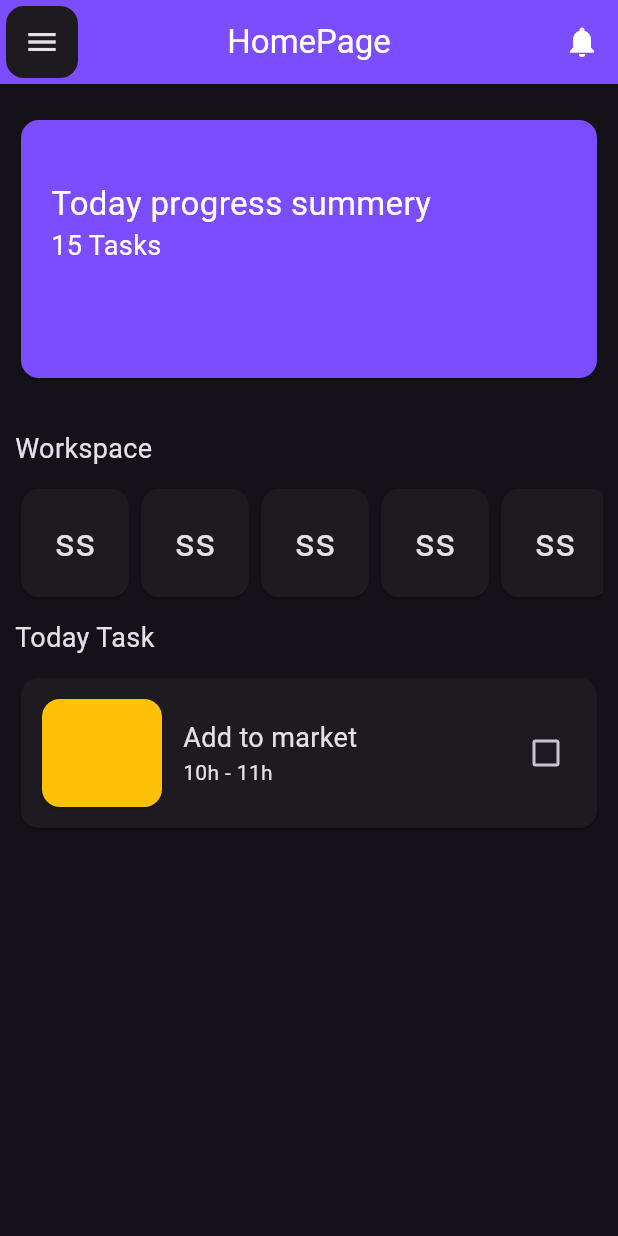
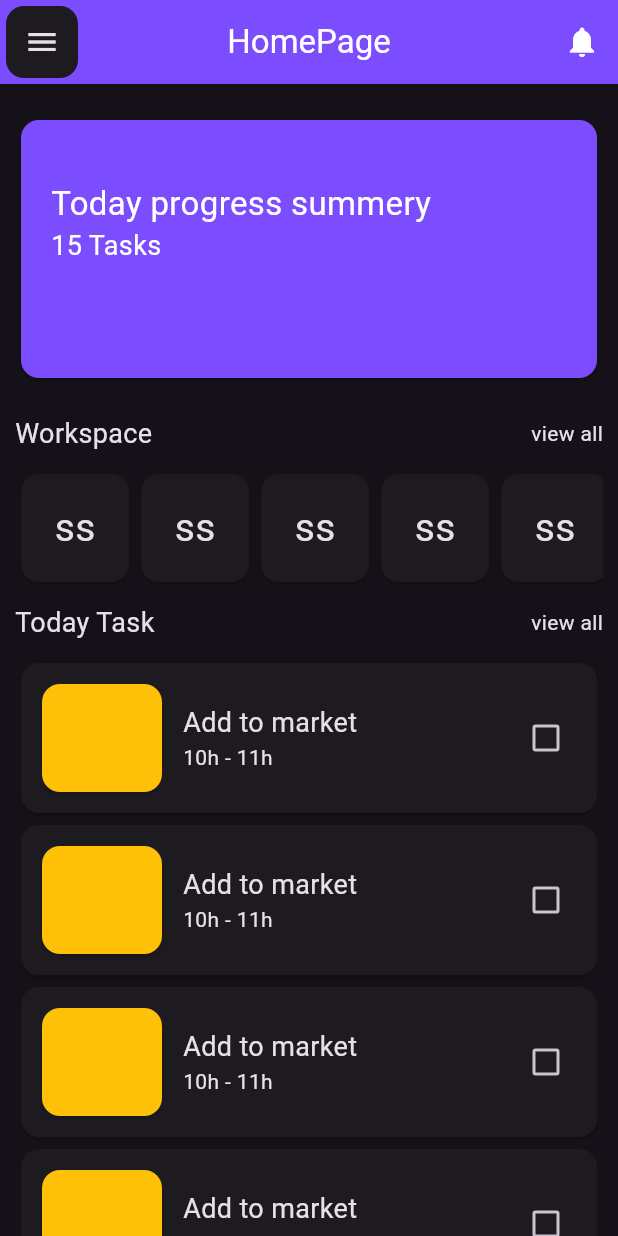
Before and after one commit to zgeniuscoders/schedulers-flutter, a Flutter app: the screen it shows after launch, on a phone screen of 412 x 824 dp. Run offline on Flutter 3.47's test engine with Material 3 defaults, Android fonts, the phone set to English and light mode, and no system bars.

Commit message:
end homePage

```diff
--- a/lib/main.dart
+++ b/lib/main.dart
@@ -55,22 +55,25 @@ class _HomeScreenState extends State<HomeScreen> {
           ),
         ],
       ),
-      body: Column(
+
+      body: SingleChildScrollView(
+        child: Column(
           crossAxisAlignment: CrossAxisAlignment.start,
           children: [
+            // banner
             Container(
-            margin: const EdgeInsets.symmetric(vertical: 20, horizontal: 10),
+              margin: const EdgeInsets.only(top: 20,left: 10,right: 10,bottom: 10),
               width: MediaQuery.of(context).size.width,
               height: 180,
-            child: const Card(
+              child: Card(
                 color: Colors.deepPurpleAccent,
                 child: Column(
                   crossAxisAlignment: CrossAxisAlignment.start,
                   children: [
-                  Padding(
+                    Container(
                         padding:
-                          EdgeInsets.symmetric(vertical: 40, horizontal: 20),
-                      child: Column(
+                            const EdgeInsets.symmetric(vertical: 40, horizontal: 20),
+                        child: const Column(
                           crossAxisAlignment: CrossAxisAlignment.start,
                           children: [
                             Text(
@@ -87,165 +90,79 @@ class _HomeScreenState extends State<HomeScreen> {
                 ),
               ),
             ),
-          const Padding(
-            padding: EdgeInsets.symmetric(vertical: 10, horizontal: 10),
-            child: Text(
+            // workspace section
+            Container(
+              padding: const EdgeInsets.all(10),
+              child: Row(
+                children: [
+                  const Text(
                     "Workspace",
                     style: TextStyle(fontSize: 18),
                   ),
+                  const Spacer(),
+                  GestureDetector(
+                    child: const Text("view all",),
+                    onTap: () => {
+                      print("tap")
+                    },
+                  ),
+                ],
+              )
             ),
             Container(
               margin: const EdgeInsets.symmetric(horizontal: 10),
-            child: const SingleChildScrollView(
+              child: SingleChildScrollView(
                 scrollDirection: Axis.horizontal,
                 child: Row(
                   children: [
-                  SizedBox(
-                    width: 80,
-                    height: 80,
-                    child: Card(
-                      child: Center(
-                        child: Text(
-                          "ss",
-                          style: TextStyle(fontSize: 26),
+                    WorkspaceItem(context),
+                    WorkspaceItem(context),
+                    WorkspaceItem(context),
+                    WorkspaceItem(context),
+                    WorkspaceItem(context),
+                  ],
                 ),
               ),
             ),
+            // task section
+            Container(
+                margin: const EdgeInsets.all(10),
+                child: Row(
+                  children: [
+                    const Text(
+                      "Today Task",
+                      style: TextStyle(fontSize: 18),
                     ),
-                  SizedBox(
-                    width: 80,
-                    height: 80,
-                    child: Card(
-                      child: Center(
-                        child: Text(
-                          "ss",
-                          style: TextStyle(fontSize: 26),
+                    const Spacer(),
+                    GestureDetector(
+                      child: const Text("view all",),
+                      onTap: () => {
+                        print("tap")
+                      },
                     ),
-                      ),
-                    ),
-                  ),
-                  SizedBox(
-                    width: 80,
-                    height: 80,
-                    child: Card(
-                      child: Center(
-                        child: Text(
-                          "ss",
-                          style: TextStyle(fontSize: 26),
-                        ),
-                      ),
-                    ),
-                  ),
-                  SizedBox(
-                    width: 80,
-                    height: 80,
-                    child: Card(
-                      child: Center(
-                        child: Text(
-                          "ss",
-                          style: TextStyle(fontSize: 26),
-                        ),
-                      ),
-                    ),
-                  ),
-                  SizedBox(
-                    width: 80,
-                    height: 80,
-                    child: Card(
-                      child: Center(
-                        child: Text(
-                          "ss",
-                          style: TextStyle(fontSize: 26),
-                        ),
-                      ),
-                    ),
-                  ),
-                  SizedBox(
-                    width: 80,
-                    height: 80,
-                    child: Card(
-                      child: Center(
-                        child: Text(
-                          "ss",
-                          style: TextStyle(fontSize: 26),
-                        ),
-                      ),
-                    ),
-                  ),
-                  SizedBox(
-                    width: 80,
-                    height: 80,
-                    child: Card(
-                      child: Center(
-                        child: Text(
-                          "ss",
-                          style: TextStyle(fontSize: 26),
-                        ),
-                      ),
-                    ),
-                  ),
-                  SizedBox(
-                    width: 80,
-                    height: 80,
-                    child: Card(
-                      child: Center(
-                        child: Text(
-                          "ss",
-                          style: TextStyle(fontSize: 26),
-                        ),
-                      ),
-                    ),
-                  ),
-                  SizedBox(
-                    width: 80,
-                    height: 80,
-                    child: Card(
-                      child: Center(
-                        child: Text(
-                          "ss",
-                          style: TextStyle(fontSize: 26),
-                        ),
-                      ),
-                    ),
-                  ),
-                  SizedBox(
-                    width: 80,
-                    height: 80,
-                    child: Card(
-                      child: Center(
-                        child: Text(
-                          "ss",
-                          style: TextStyle(fontSize: 26),
-                        ),
-                      ),
+                  ],
+                )),
+            Container(
+              margin: const EdgeInsets.symmetric(horizontal: 10),
+              child: Column(
+                children: [
+                  TaskItem(context),
+                  TaskItem(context),
+                  TaskItem(context),
+                  TaskItem(context),
+                  TaskItem(context),
+                  TaskItem(context),
+                ],
               ),
             )
           ],
         ),
       ),
-          ),
-          Container(
-            margin: const EdgeInsets.all(10),
-            child: const Text(
-              "Today Task",
-              style: TextStyle(fontSize: 18),
-            ),
-          ),
-          Container(
-            margin: const EdgeInsets.symmetric(horizontal: 10),
-            child: Column(
-              children: [
-                TaskItem(context)
-              ],
-            ),
-          )
-        ],
-      ),
     );
   }
 }
 
-Widget TaskItem(context){
+Widget TaskItem(context) {
   return Card(
     child: SizedBox(
       height: 100,
@@ -267,15 +184,18 @@ Widget TaskItem(context){
                 mainAxisAlignment: MainAxisAlignment.center,
                 crossAxisAlignment: CrossAxisAlignment.start,
                 children: [
-                  Text("Add to market",style: TextStyle(
-                      fontSize: 18
-                  ),),
+                  Text(
+                    "Add to market",
+                    style: TextStyle(fontSize: 18),
+                  ),
                   Text("10h - 11h")
                 ],
               ),
             ),
             const Spacer(),
-            Checkbox(value: false, onChanged: (value) {
+            Checkbox(
+                value: false,
+                onChanged: (value) {
                   print("d");
                 }),
           ],
@@ -284,3 +204,18 @@ Widget TaskItem(context){
     ),
   );
 }
+
+Widget WorkspaceItem(context) {
+  return const SizedBox(
+    width: 80,
+    height: 80,
+    child: Card(
+      child: Center(
+        child: Text(
+          "ss",
+          style: TextStyle(fontSize: 26),
+        ),
+      ),
+    ),
+  );
+}
```
Lines whose indentation alone changed are shown as unchanged.
